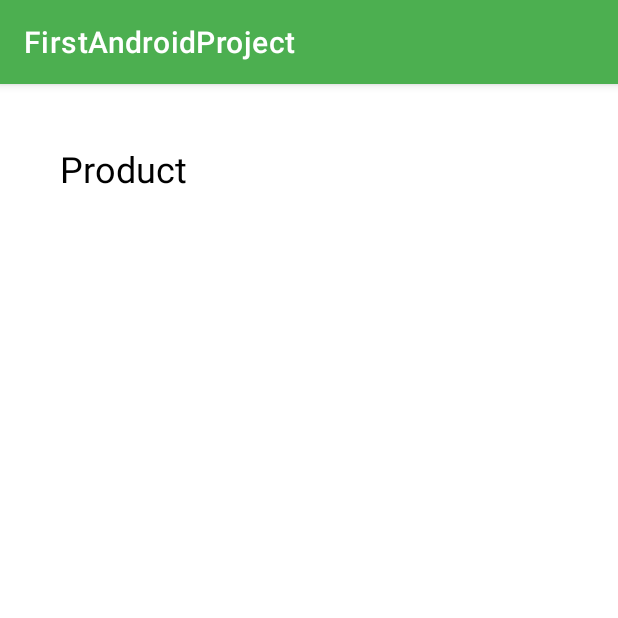
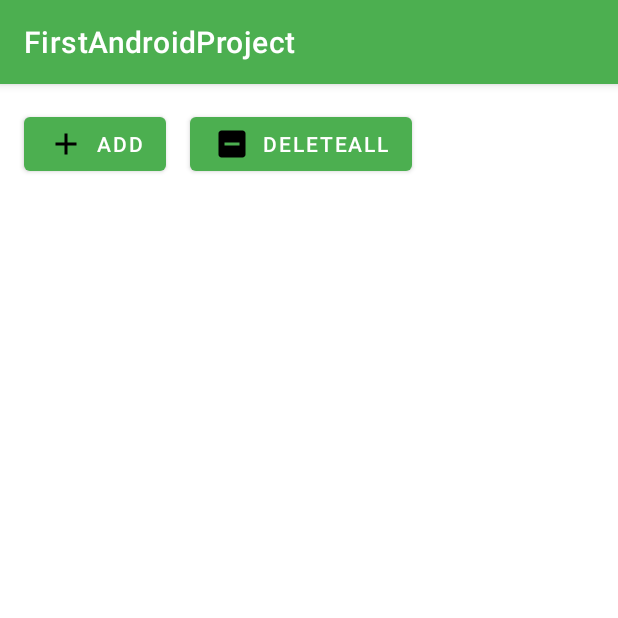
Before and after one commit to ritaadhikari/AndroidProject, an Android app: the screen it shows after launch (ProductActivity before the commit, DatabaseActivity after it), on a phone screen of 412 x 824 dp, the top half of it. Run offline under Robolectric (Android 15) with nearby library versions, the phone set to English and light mode, and no system bars.

Commit message:
new activity added for add item

```diff
--- a/app/build.gradle
+++ b/app/build.gradle
@@ -56,4 +56,9 @@ dependencies {
     implementation 'com.github.bumptech.glide:glide:4.14.2'
     annotationProcessor 'com.github.bumptech.glide:compiler:4.14.2'
 
+    //room database
+    def room_version = "2.4.2"
+    implementation "androidx.room:room-runtime:$room_version"
+    annotationProcessor "androidx.room:room-compiler:$room_version"
+
 }
--- /dev/null
+++ b/app/src/main/java/com/example/firstandroidproject/DatabaseActivity.java
@@ -0,0 +1,47 @@
+package com.example.firstandroidproject;
+
+
+import androidx.annotation.Nullable;
+import androidx.appcompat.app.AppCompatActivity;
+import androidx.recyclerview.widget.LinearLayoutManager;
+
+import android.content.Intent;
+import android.os.Bundle;
+import android.util.Log;
+import android.view.View;
+import android.widget.Toast;
+
+import com.example.firstandroidproject.app.App;
+import com.example.firstandroidproject.database.AppDatabase;
+import com.example.firstandroidproject.database.dao.FoodDao;
+import com.example.firstandroidproject.database.model.FoodEntity;
+import com.example.firstandroidproject.databinding.ActivityDatabaseBinding;
+
+public class DatabaseActivity extends AppCompatActivity {
+    private ActivityDatabaseBinding binding;
+
+
+    @Override
+    protected void onCreate(@Nullable Bundle savedInstanceState) {
+        super.onCreate(savedInstanceState);
+        binding = ActivityDatabaseBinding.inflate(getLayoutInflater());
+        View view = binding.getRoot();
+        setContentView(view);
+        binding.btnAddRecord.setOnClickListener(new View.OnClickListener() {
+            @Override
+            public void onClick(View view) {
+                Intent intent = new Intent(DatabaseActivity.this ,AddRecordActivity.class);
+                startActivity(intent);
+            }
+        });
+        binding.btnDelete.setOnClickListener(new View.OnClickListener() {
+            @Override
+            public void onClick(View view) {
+                Toast.makeText(DatabaseActivity.this,"Delete Button clicked",Toast.LENGTH_LONG).show();
+            }
+        });
+
+        binding.rvRecords.setLayoutManager(new LinearLayoutManager(this,LinearLayoutManager.VERTICAL,false));
+
+    }
+}
--- /dev/null
+++ b/app/src/main/res/drawable/ic_baseline_add_24.xml
@@ -0,0 +1,5 @@
+<vector android:height="24dp" android:tint="#000000"
+    android:viewportHeight="24" android:viewportWidth="24"
+    android:width="24dp" xmlns:android="http://schemas.android.com/apk/res/android">
+    <path android:fillColor="@android:color/white" android:pathData="M19,13h-6v6h-2v-6H5v-2h6V5h2v6h6v2z"/>
+</vector>
--- /dev/null
+++ b/app/src/main/res/drawable/ic_baseline_indeterminate_check_box_24.xml
@@ -0,0 +1,5 @@
+<vector android:height="24dp" android:tint="#000000"
+    android:viewportHeight="24" android:viewportWidth="24"
+    android:width="24dp" xmlns:android="http://schemas.android.com/apk/res/android">
+    <path android:fillColor="@android:color/white" android:pathData="M19,3H5C3.9,3 3,3.9 3,5v14c0,1.1 0.9,2 2,2h14c1.1,0 2,-0.9 2,-2V5C21,3.9 20.1,3 19,3zM17,13H7v-2h10V13z"/>
+</vector>
--- /dev/null
+++ b/app/src/main/res/layout/activity_database.xml
@@ -0,0 +1,32 @@
+<?xml version="1.0" encoding="utf-8"?>
+<LinearLayout xmlns:android="http://schemas.android.com/apk/res/android"
+    xmlns:app="http://schemas.android.com/apk/res-auto"
+    xmlns:tools="http://schemas.android.com/tools"
+    android:layout_width="match_parent"
+    android:layout_height="match_parent"
+    tools:context=".DatabaseActivity"
+    android:orientation="vertical">
+    <LinearLayout
+        android:layout_width="match_parent"
+        android:layout_height="wrap_content"
+        android:orientation="horizontal"
+        android:paddingVertical="@dimen/activity_horizontal_margin">
+        <Button
+            android:layout_width="wrap_content"
+            android:layout_height="wrap_content"
+            android:layout_marginHorizontal="@dimen/activity_horizontal_margin"
+            android:id="@+id/btnAddRecord"
+            android:drawableLeft="@drawable/ic_baseline_add_24"
+            android:text="@string/txtAddRecord"/>
+        <Button
+            android:layout_width="wrap_content"
+            android:layout_height="wrap_content"
+            android:drawableLeft="@drawable/ic_baseline_indeterminate_check_box_24"
+            android:id="@+id/btnDelete"
+            android:text="@string/txtDeleteAll"/>
+    </LinearLayout>
+<androidx.recyclerview.widget.RecyclerView
+    android:layout_width="match_parent"
+    android:layout_height="wrap_content"
+    android:id="@+id/rvRecords"/>
+</LinearLayout>
--- a/app/src/main/res/values/strings.xml
+++ b/app/src/main/res/values/strings.xml
@@ -7,4 +7,6 @@
     <string name="txtProduct">Product</string>
     <string name="txtNoAccount">Dont have an account?</string>
     <string name="txtSignUp">signup</string>
+    <string name="txtDeleteAll">DeleteAll</string>
+    <string name="txtAddRecord">Add</string>
 </resources>
```
Also changed, not shown: app/src/main/AndroidManifest.xml (+22 -7 lines), app/src/main/java/com/example/firstandroidproject/AddRecordActivity.java (added, +50 -0 lines), app/src/main/java/com/example/firstandroidproject/adapter/DatabaseAdapter.java (added, +65 -0 lines), app/src/main/java/com/example/firstandroidproject/app/App.java (added, +24 -0 lines), app/src/main/java/com/example/firstandroidproject/database/AppDatabase.java (added, +27 -0 lines), app/src/main/java/com/example/firstandroidproject/database/dao/FoodDao.java (added, +25 -0 lines), app/src/main/java/com/example/firstandroidproject/database/model/FoodEntity.java (added, +63 -0 lines), app/src/main/res/layout/activity_add_record2.xml (added, +35 -0 lines), app/src/main/res/layout/row_food.xml (added, +38 -0 lines).
